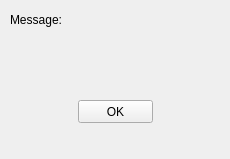
Rossosaurus/BriskBuilder, file UI/qtNotification.ui: the form before one commit.
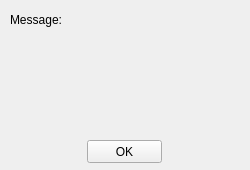
The form after the commit.

What changed in the file:
```diff
--- a/UI/qtNotification.ui
+++ b/UI/qtNotification.ui
@@ -6,8 +6,8 @@
    <rect>
     <x>0</x>
     <y>0</y>
-    <width>230</width>
-    <height>159</height>
+    <width>250</width>
+    <height>170</height>
    </rect>
   </property>
   <property name="windowTitle">
@@ -33,8 +33,8 @@
    <widget class="QPushButton" name="btnOk">
     <property name="geometry">
      <rect>
-      <x>78</x>
-      <y>100</y>
+      <x>87</x>
+      <y>140</y>
       <width>75</width>
       <height>23</height>
      </rect>
@@ -48,8 +48,8 @@
      <rect>
       <x>10</x>
       <y>30</y>
-      <width>211</width>
-      <height>61</height>
+      <width>231</width>
+      <height>101</height>
      </rect>
     </property>
     <property name="text">
```
